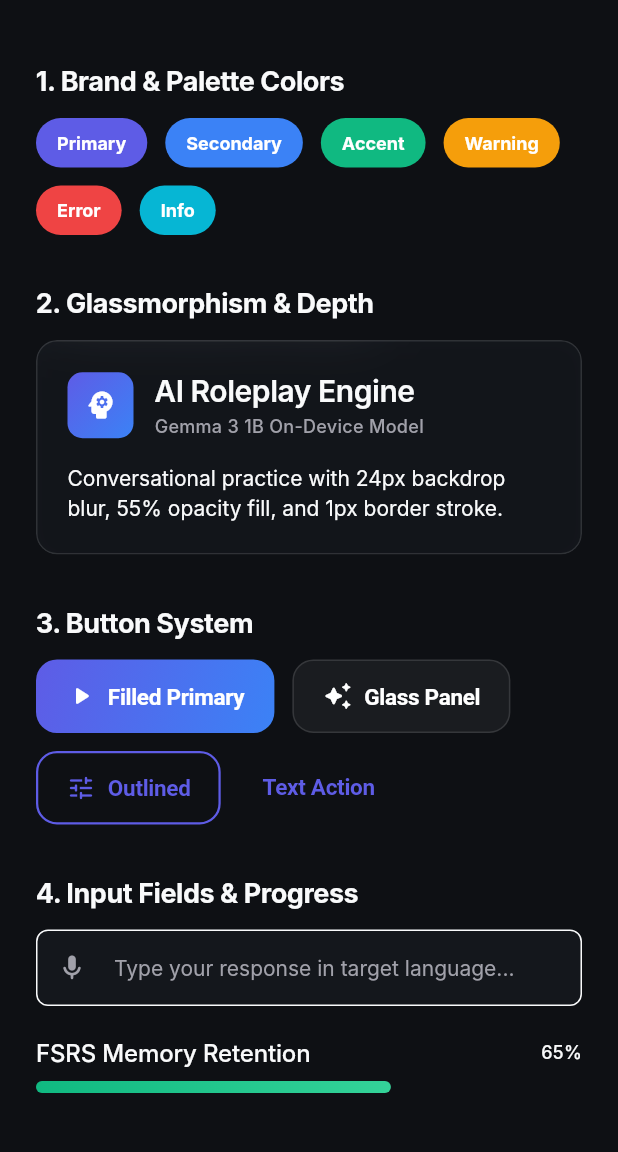
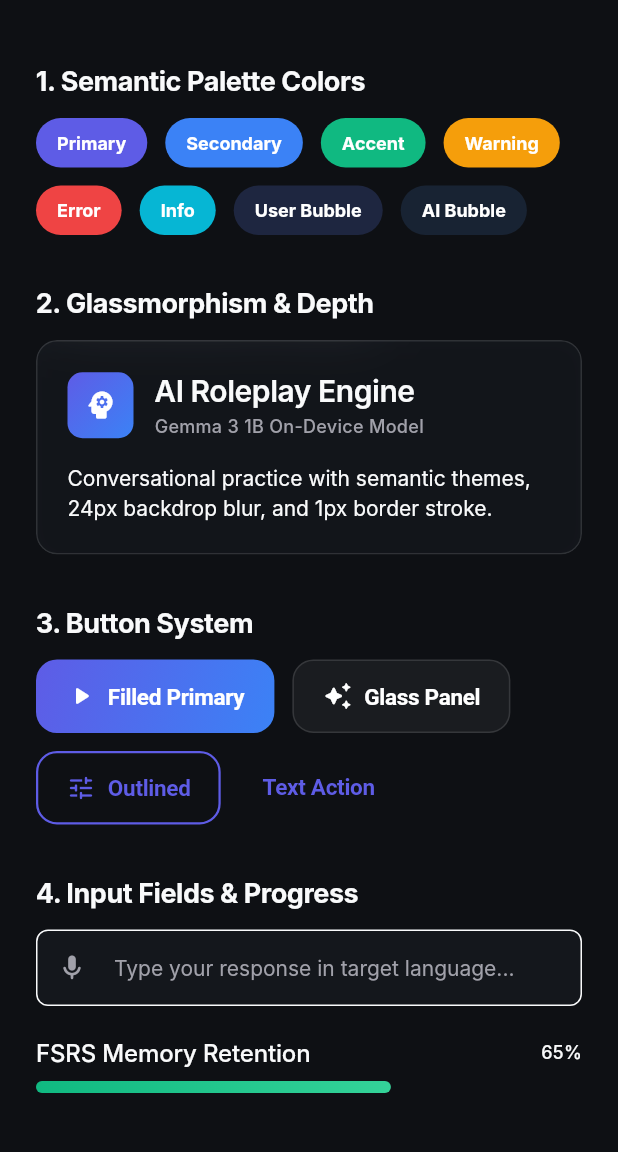
Before and after one commit to Sugarcube08/DiLang, a Flutter app: the screen it shows after launch, on a phone screen of 412 x 824 dp, the part 59-1211 px from its top. Run offline on Flutter 3.47's test engine with Material 3 defaults, Android fonts, the phone set to English and light mode, and no system bars; our stand-ins replace flutter_riverpod; Roboto replaces fonts that are missing (Inter).

Commit message:
refactor(ui): update components to use context.colors and DiIcons

```diff
--- a/apps/mobile/lib/src/components/design_showcase.dart
+++ b/apps/mobile/lib/src/components/design_showcase.dart
@@ -1,7 +1,8 @@
 import 'package:flutter/material.dart';
-import '../theme/app_colors.dart';
+import '../theme/theme_extensions.dart';
 import '../theme/app_gradients.dart';
 import '../theme/design_tokens.dart';
+import '../theme/di_icons.dart';
 import 'dilang_button.dart';
 import 'dilang_card.dart';
 import 'dilang_input.dart';
@@ -24,6 +25,7 @@ class _DesignSystemShowcaseScreenState extends State<DesignSystemShowcaseScreen>
 
   @override
   Widget build(BuildContext context) {
+    final colors = context.colors;
     final isDark = Theme.of(context).brightness == Brightness.dark;
 
     return Scaffold(
@@ -31,7 +33,7 @@ class _DesignSystemShowcaseScreenState extends State<DesignSystemShowcaseScreen>
         title: const Text('DiLang Design System'),
         actions: [
           IconButton(
-            icon: Icon(isDark ? Icons.light_mode_rounded : Icons.dark_mode_rounded),
+            icon: Icon(isDark ? DiIcons.lightMode : DiIcons.darkMode),
             onPressed: widget.onToggleTheme,
             tooltip: 'Toggle Theme',
           ),
@@ -42,24 +44,24 @@ class _DesignSystemShowcaseScreenState extends State<DesignSystemShowcaseScreen>
         child: Column(
           crossAxisAlignment: CrossAxisAlignment.start,
           children: [
-            // --- Section 1: Brand & Palette ---
-            _buildSectionHeader('1. Brand & Palette Colors'),
+            _buildSectionHeader('1. Semantic Palette Colors'),
             const SizedBox(height: 12),
             Wrap(
               spacing: 12,
               runSpacing: 12,
               children: [
-                _buildColorChip('Primary', AppColors.primary),
-                _buildColorChip('Secondary', AppColors.secondary),
-                _buildColorChip('Accent', AppColors.accent),
-                _buildColorChip('Warning', AppColors.warning),
-                _buildColorChip('Error', AppColors.error),
-                _buildColorChip('Info', AppColors.info),
+                _buildColorChip('Primary', colors.primary),
+                _buildColorChip('Secondary', colors.secondary),
+                _buildColorChip('Accent', colors.accent),
+                _buildColorChip('Warning', colors.warning),
+                _buildColorChip('Error', colors.error),
+                _buildColorChip('Info', colors.info),
+                _buildColorChip('User Bubble', colors.conversationUser),
+                _buildColorChip('AI Bubble', colors.conversationAI),
               ],
             ),
             const SizedBox(height: 32),
 
-            // --- Section 2: Glassmorphic Cards ---
             _buildSectionHeader('2. Glassmorphism & Depth'),
             const SizedBox(height: 12),
             DiLangCard(
@@ -75,7 +77,7 @@ class _DesignSystemShowcaseScreenState extends State<DesignSystemShowcaseScreen>
                           gradient: AppGradients.primary,
                           borderRadius: BorderRadius.circular(10),
                         ),
-                        child: const Icon(Icons.psychology_rounded, color: Colors.white, size: 24),
+                        child: const Icon(DiIcons.brain, color: Colors.white, size: 24),
                       ),
                       const SizedBox(width: 14),
                       Expanded(
@@ -90,7 +92,7 @@ class _DesignSystemShowcaseScreenState extends State<DesignSystemShowcaseScreen>
                             Text(
                               'Gemma 3 1B On-Device Model',
                               style: Theme.of(context).textTheme.labelMedium?.copyWith(
-                                    color: isDark ? AppColors.darkTextSecondary : AppColors.lightTextSecondary,
+                                    color: colors.textSecondary,
                                   ),
                             ),
                           ],
@@ -100,7 +102,7 @@ class _DesignSystemShowcaseScreenState extends State<DesignSystemShowcaseScreen>
                   ),
                   const SizedBox(height: 16),
                   Text(
-                    'Conversational practice with 24px backdrop blur, 55% opacity fill, and 1px border stroke.',
+                    'Conversational practice with semantic themes, 24px backdrop blur, and 1px border stroke.',
                     style: Theme.of(context).textTheme.bodyMedium,
                   ),
                 ],
@@ -108,7 +110,6 @@ class _DesignSystemShowcaseScreenState extends State<DesignSystemShowcaseScreen>
             ),
             const SizedBox(height: 32),
 
-            // --- Section 3: Buttons ---
             _buildSectionHeader('3. Button System'),
             const SizedBox(height: 12),
             Wrap(
@@ -117,19 +118,19 @@ class _DesignSystemShowcaseScreenState extends State<DesignSystemShowcaseScreen>
               children: [
                 DiLangButton(
                   label: 'Filled Primary',
-                  icon: Icons.play_arrow_rounded,
+                  icon: DiIcons.play,
                   variant: DiLangButtonVariant.filled,
                   onPressed: () {},
                 ),
                 DiLangButton(
                   label: 'Glass Panel',
-                  icon: Icons.auto_awesome_rounded,
+                  icon: DiIcons.spark,
                   variant: DiLangButtonVariant.glass,
                   onPressed: () {},
                 ),
                 DiLangButton(
                   label: 'Outlined',
-                  icon: Icons.tune_rounded,
+                  icon: DiIcons.tune,
                   variant: DiLangButtonVariant.outlined,
                   onPressed: () {},
                 ),
@@ -142,12 +143,11 @@ class _DesignSystemShowcaseScreenState extends State<DesignSystemShowcaseScreen>
             ),
             const SizedBox(height: 32),
 
-            // --- Section 4: Input & Progress ---
             _buildSectionHeader('4. Input Fields & Progress'),
             const SizedBox(height: 12),
             const DiLangInput(
               hintText: 'Type your response in target language...',
-              prefixIcon: Icons.mic_rounded,
+              prefixIcon: DiIcons.mic,
             ),
             const SizedBox(height: 20),
             Row(
--- a/apps/mobile/lib/src/components/dilang_card.dart
+++ b/apps/mobile/lib/src/components/dilang_card.dart
@@ -1,7 +1,7 @@
 import 'package:flutter/material.dart';
 import '../theme/glass.dart';
 import '../theme/design_tokens.dart';
-import '../theme/app_colors.dart';
+import '../theme/theme_extensions.dart';
 
 class DiLangCard extends StatelessWidget {
   final Widget child;
@@ -27,14 +27,14 @@ class DiLangCard extends StatelessWidget {
       );
     }
 
-    final isDark = Theme.of(context).brightness == Brightness.dark;
+    final colors = context.colors;
     Widget cardContent = Container(
       padding: padding,
       decoration: BoxDecoration(
-        color: isDark ? AppColors.darkSurface : AppColors.lightSurface,
+        color: colors.surface,
         borderRadius: BorderRadius.circular(DesignTokens.radiusMedium),
         border: Border.all(
-          color: isDark ? AppColors.darkDivider : AppColors.lightDivider,
+          color: colors.outline,
           width: DesignTokens.borderWidthThin,
         ),
       ),
--- a/apps/mobile/lib/src/components/dilang_input.dart
+++ b/apps/mobile/lib/src/components/dilang_input.dart
@@ -1,7 +1,7 @@
 import 'package:flutter/material.dart';
 import '../theme/design_tokens.dart';
 import '../theme/app_radius.dart';
-import '../theme/app_colors.dart';
+import '../theme/theme_extensions.dart';
 
 class DiLangInput extends StatelessWidget {
   final String? hintText;
@@ -23,40 +23,40 @@ class DiLangInput extends StatelessWidget {
 
   @override
   Widget build(BuildContext context) {
-    final isDark = Theme.of(context).brightness == Brightness.dark;
+    final colors = context.colors;
 
     return TextField(
       controller: controller,
       onChanged: onChanged,
       style: TextStyle(
-        color: isDark ? AppColors.darkTextPrimary : AppColors.lightTextPrimary,
+        color: colors.textPrimary,
         fontSize: 15,
       ),
       decoration: InputDecoration(
         hintText: hintText,
         labelText: labelText,
         hintStyle: TextStyle(
-          color: isDark ? AppColors.darkTextSecondary : AppColors.lightTextSecondary,
+          color: colors.textSecondary,
           fontSize: 14,
         ),
         filled: true,
-        fillColor: isDark ? AppColors.darkGlassFill : AppColors.lightGlassFill,
+        fillColor: colors.glassFill,
         prefixIcon: prefixIcon != null
-            ? Icon(prefixIcon, color: isDark ? AppColors.darkTextSecondary : AppColors.lightTextSecondary, size: 20)
+            ? Icon(prefixIcon, color: colors.textSecondary, size: 20)
             : null,
         suffixIcon: suffixIcon,
         contentPadding: const EdgeInsets.symmetric(horizontal: 16, vertical: 14),
         border: OutlineInputBorder(
           borderRadius: AppRadius.borderSmall,
           borderSide: BorderSide(
-            color: isDark ? AppColors.darkBorder : AppColors.lightBorder,
+            color: colors.glassBorder,
             width: DesignTokens.borderWidthThin,
           ),
         ),
-        focusedBorder: const OutlineInputBorder(
+        focusedBorder: OutlineInputBorder(
           borderRadius: AppRadius.borderSmall,
           borderSide: BorderSide(
-            color: AppColors.primary,
+            color: colors.primary,
             width: DesignTokens.borderWidthMedium,
           ),
         ),
```
